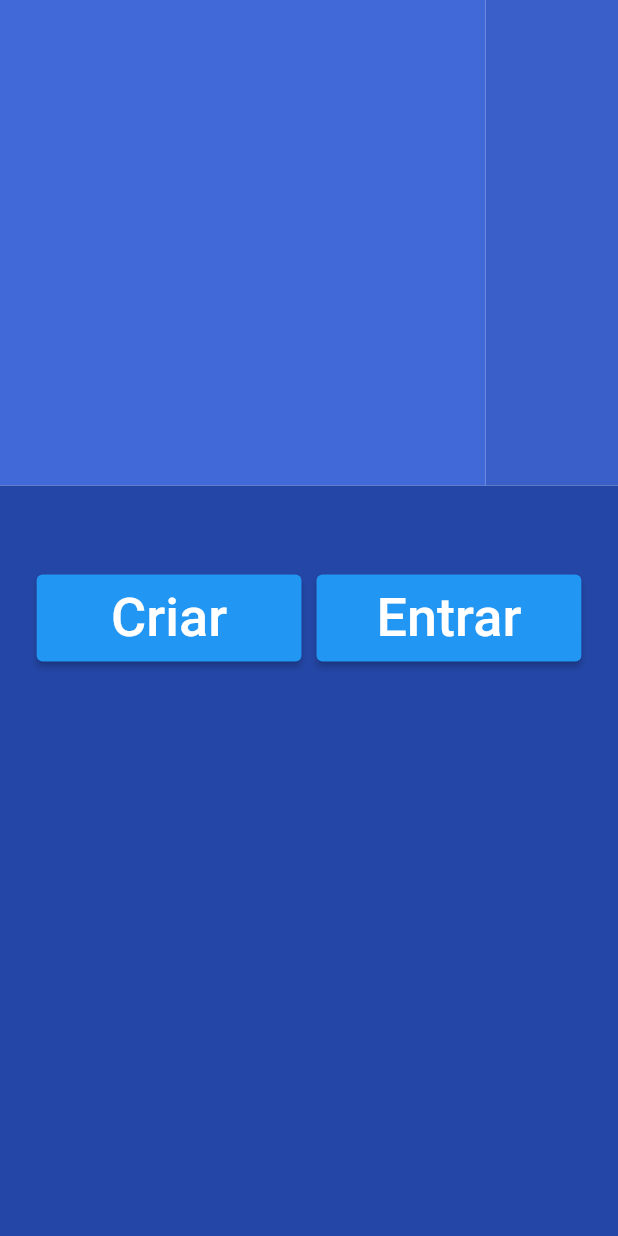
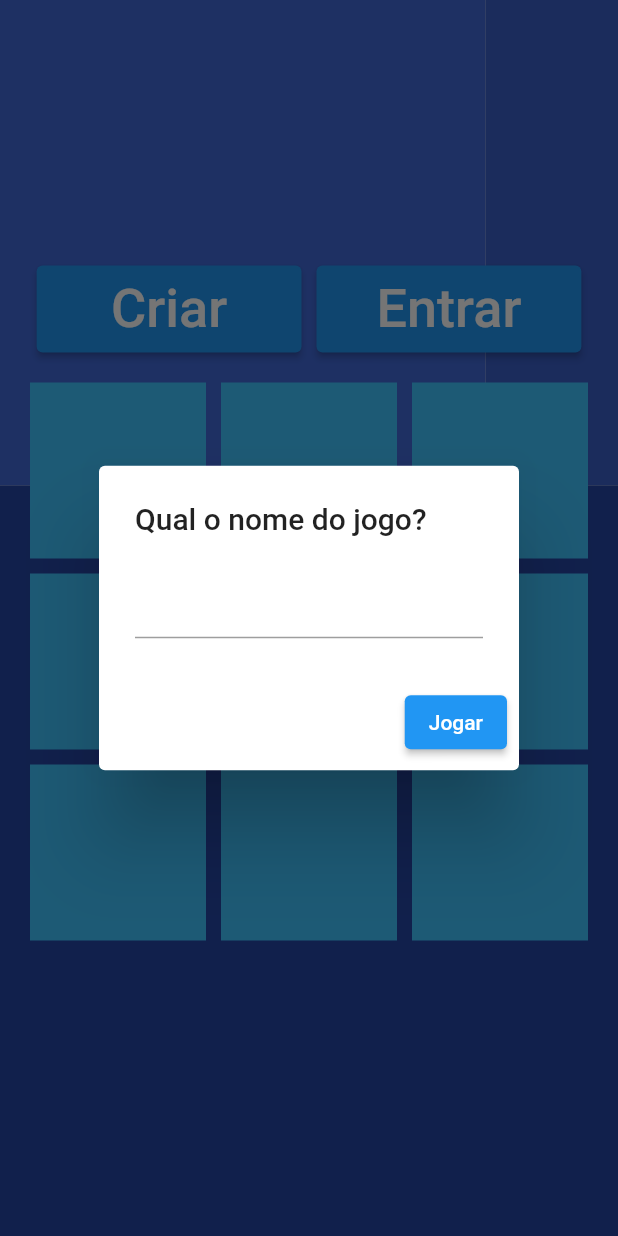
Before and after one commit to leonardopaganelli/platform_channel_game, a Flutter app: the screen it shows after launch, after a tap on "Criar", on a phone screen of 412 x 824 dp. Run offline on Flutter 3.47's test engine with Material 2 defaults, Android fonts, the phone set to English and light mode, and no system bars; our stand-ins replace flutter_screenutil.

Commit message:
feat: add cells

```diff
--- a/lib/constants/styles.dart
+++ b/lib/constants/styles.dart
@@ -1,4 +1,4 @@
 import 'package:flutter/material.dart';
 
-final textStyle36 = const TextStyle(fontSize: 36, color: Colors.white);
-final textStyle76 = const TextStyle(fontSize: 75, color: Colors.white);
+const textStyle36 = TextStyle(fontSize: 36, color: Colors.white);
+const textStyle76 = TextStyle(fontSize: 75, color: Colors.white);
--- a/lib/screens/game.dart
+++ b/lib/screens/game.dart
@@ -1,3 +1,5 @@
+import 'dart:developer';
+
 import 'package:flutter/src/foundation/key.dart';
 import 'package:flutter/src/widgets/framework.dart';
 import 'package:flutter/material.dart';
@@ -16,6 +18,12 @@ class GameWidget extends StatefulWidget {
 class _GameWidgetState extends State<GameWidget> {
   Creator?  creator;
   bool myTurn = false;
+
+  List<List<int>> cells = [
+    [0, 0, 0],
+    [0, 0, 0],
+    [0, 0, 0],
+  ];
 
   @override
   Widget build(BuildContext context) {
@@ -52,8 +60,8 @@ class _GameWidgetState extends State<GameWidget> {
               height: ScreenUtil().setHeight(1400),
               child: Center(
                 child: Column(
+                  mainAxisAlignment: MainAxisAlignment.center,
                   crossAxisAlignment: CrossAxisAlignment.center,
-                  mainAxisAlignment: MainAxisAlignment.center,
                   children: [
                     creator == null
                       ? Row(
@@ -70,8 +78,29 @@ class _GameWidgetState extends State<GameWidget> {
                             ? "Faça a sua jogada"
                             : "Aguarde sua vez",
                           style: textStyle36,
-                        )
-                      )
+                        ),
+                        onLongPress: (){
+                          _sendMessage();
+                        },
+                      ),
+                    GridView.count(
+                      crossAxisCount: 3,
+                      padding: const EdgeInsets.all(20),
+                      shrinkWrap: true,
+                      mainAxisSpacing: 10,
+                      crossAxisSpacing: 10,
+                      children: [
+                        getCell(0,0),
+                        getCell(0,1),
+                        getCell(0,2),
+                        getCell(1,0),
+                        getCell(1,1),
+                        getCell(1,2),
+                        getCell(2,0),
+                        getCell(2,1),
+                        getCell(2,2),
+                      ],
+                    )
                   ],
                 ),
               ),
@@ -92,7 +121,92 @@ class _GameWidgetState extends State<GameWidget> {
           style: textStyle36,
         ),
       ),
-      onPressed: () {},
+      onPressed: () {
+        createGame(owner);
+      },
     ),
   );
+
+  Future createGame(bool owner) async {
+    TextEditingController controller = TextEditingController();
+    return showDialog(
+      context: context,
+      barrierDismissible: true,
+      builder: (BuildContext context) {
+        return AlertDialog(
+          title: const Text("Qual o nome do jogo?"),
+          content: TextField(
+            controller: controller,
+          ),
+          actions: [
+            ElevatedButton(
+              child: const Text("Jogar"),
+              onPressed: () {
+                Navigator.of(context).pop();
+                setState(() {
+                  creator = Creator(owner, controller.text);
+                  myTurn = owner;
+                });
+                _sendAction('subscribe', {'channel': controller.text});
+                //.then((value))
+              },
+            )
+          ],
+        );
+    });
+  }
+
+  Future _sendAction(String action, Map<String, dynamic> arguments) async {
+    log('$action $arguments');
+  }
+
+  Widget getCell(int x, int y) => InkWell(
+    child: Container(
+      padding: const EdgeInsets.all(8),
+      color: Colors.lightBlueAccent,
+      child: Center(
+        child: Text(cells[x][y] == 0 ? "" : cells[x][y] == 1 ? "X": "O")
+      ),
+    ),
+    onTap: () async {
+      if (myTurn == true && cells[x][y] == 0) {
+        // _showSendingAction();
+        // _sendAction(
+        //   "sendAction",
+        //   {"tap": '${creator!.creator ? "p1" : "p2"}|$x|$y'}
+        // );
+        //then((value))
+        // Navigator.of(context).pop();
+        setState(() {
+          myTurn = false;
+          cells[x][y] = 1;
+        });
+
+        // checkWinner();
+      }
+    },
+  );
+
+  void _showSendingAction() {}
+  void checkWinner(){}
+  void _sendMessage() async {
+    TextEditingController controller = TextEditingController();
+    return showDialog(
+      context: context,
+      builder: (BuildContext context) {
+        return AlertDialog(
+          title: const Text("Digite a mensage para enviar"),
+          content: TextField(controller: controller),
+          actions: [
+            ElevatedButton(
+              onPressed: () {
+                Navigator.of(context).pop();
+                _sendAction("chat", {"message": '${creator!.creator ?"p1": "p2"}|${controller.text}'});
+              },
+              child: const Text("Enviar")
+            )
+          ],
+        );
+      });
+  }
 }
```
